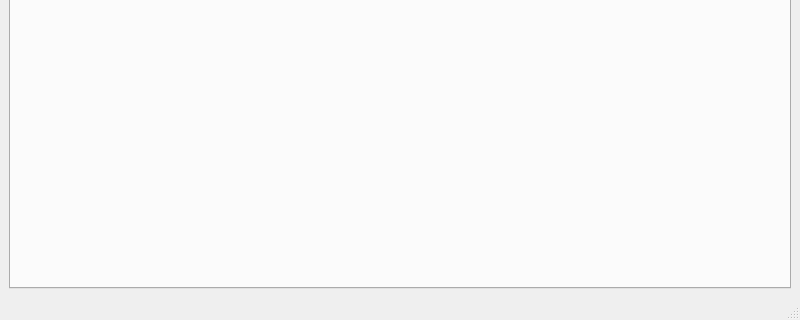
Old version of the form tasktrackerclient/mainwindow.ui in the repository SergejShatilov/tasktracker; both pictures show x 0 to 800 and y 280 to 600 of the 800 by 600 pixel window.
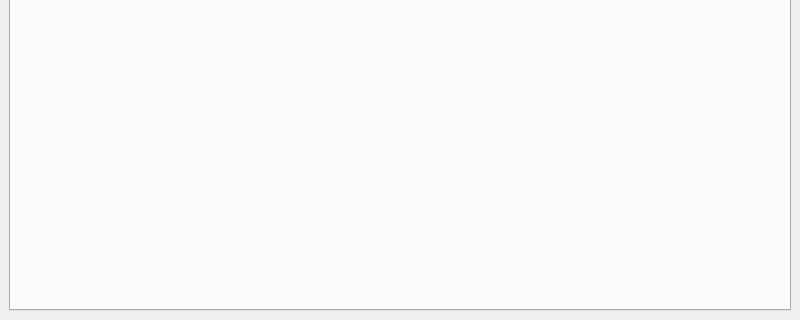
New version of the form.

Diff of the .ui file:
```diff
--- a/tasktrackerclient/mainwindow.ui
+++ b/tasktrackerclient/mainwindow.ui
@@ -79,7 +79,6 @@
    <addaction name="menuEmployees"/>
    <addaction name="menuTools"/>
   </widget>
-  <widget class="QStatusBar" name="statusbar"/>
   <action name="actionNewDb">
    <property name="text">
     <string>New DB...</string>
```
